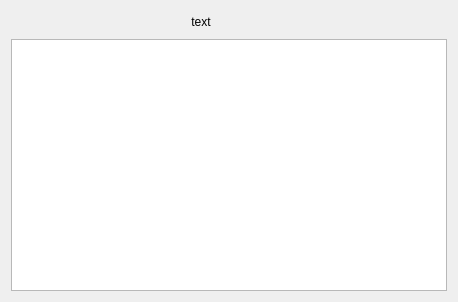
Before: the Qt Designer form mytablewidget.ui in sergii1/Fn11SqlMaterialManager, drawn with Qt 5.
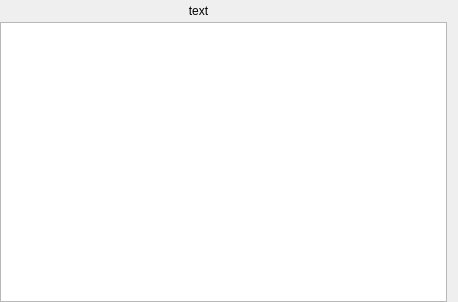
After: the same form once the commit is applied. Icons and pictures are not drawn.

Commit message: almost introduced mytablewidget

The edit to the form file:
```diff
--- a/mytablewidget.ui
+++ b/mytablewidget.ui
@@ -14,12 +14,36 @@
    <string>Form</string>
   </property>
   <layout class="QHBoxLayout" name="horizontalLayout">
+   <property name="spacing">
+    <number>0</number>
+   </property>
+   <property name="leftMargin">
+    <number>0</number>
+   </property>
+   <property name="topMargin">
+    <number>0</number>
+   </property>
+   <property name="bottomMargin">
+    <number>0</number>
+   </property>
    <item>
     <layout class="QVBoxLayout" name="vLayout">
+     <property name="spacing">
+      <number>0</number>
+     </property>
      <item>
       <layout class="QHBoxLayout" name="hLayout">
+       <property name="spacing">
+        <number>0</number>
+       </property>
        <item>
         <widget class="QLabel" name="label">
+         <property name="enabled">
+          <bool>true</bool>
+         </property>
+         <property name="autoFillBackground">
+          <bool>false</bool>
+         </property>
          <property name="text">
           <string>text</string>
          </property>
@@ -70,6 +94,9 @@
        <property name="enabled">
         <bool>true</bool>
        </property>
+       <property name="styleSheet">
+        <string notr="true"/>
+       </property>
       </widget>
      </item>
     </layout>
```
The commit also changes 4 other files.
